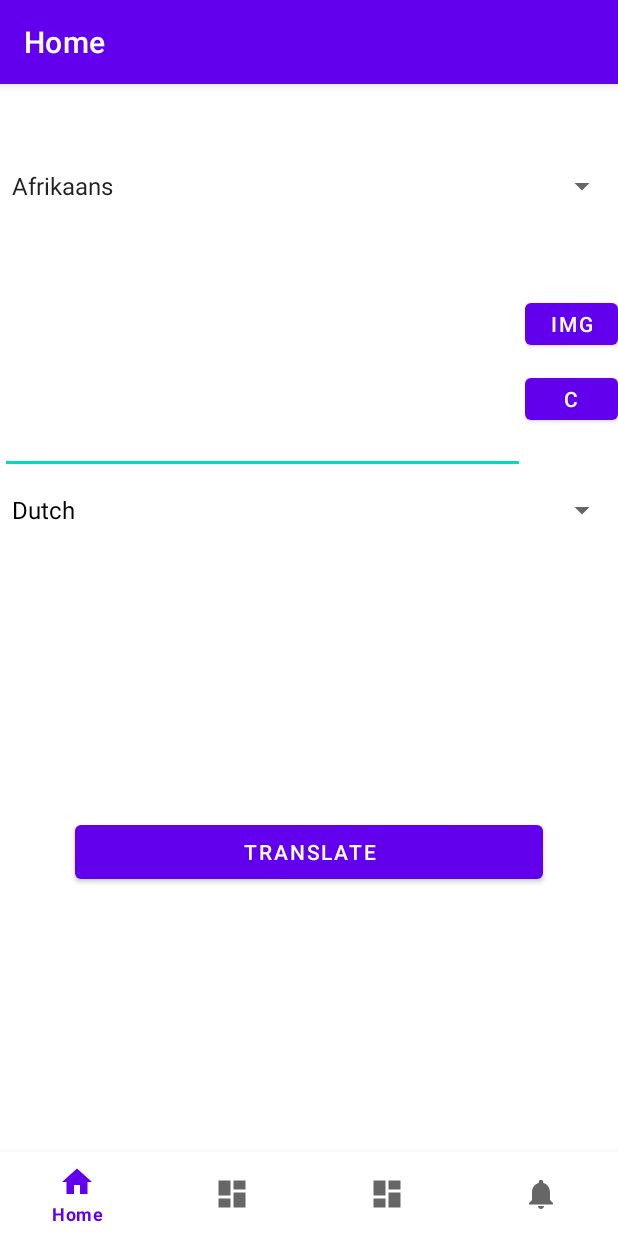
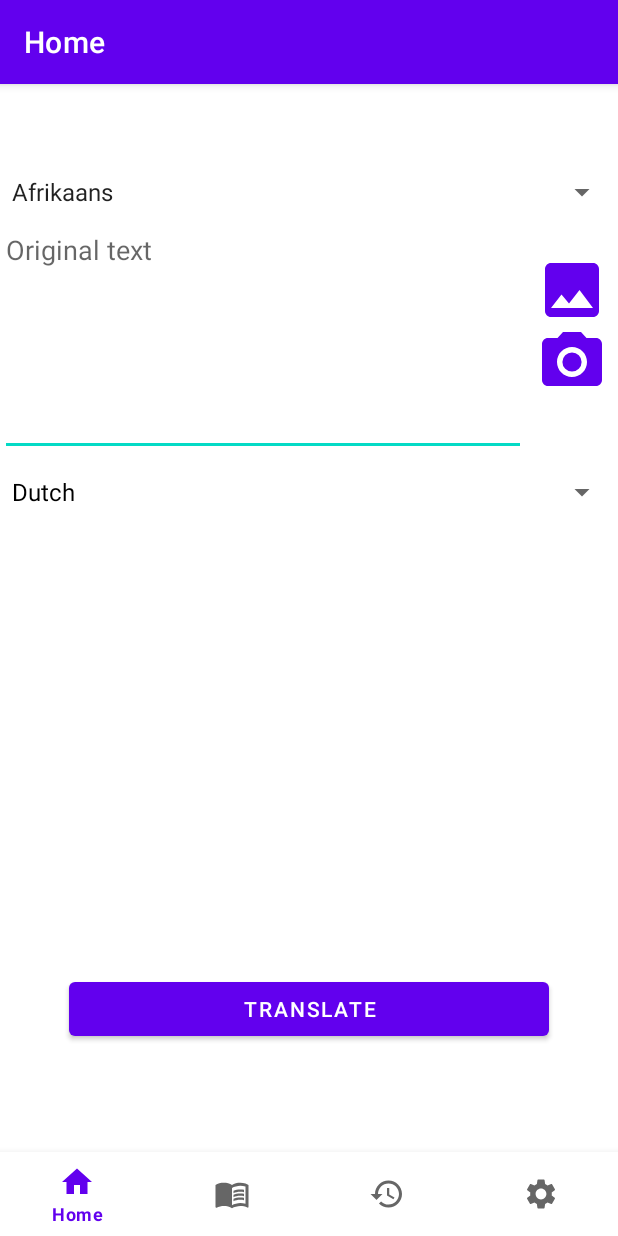
Before and after one commit to joanjerezt/TranslateOCR, an Android app: the screen it shows after launch (MainActivity), on a phone screen of 412 x 824 dp. Run offline under Robolectric (Android 15) with nearby library versions, the phone set to English and light mode, and no system bars; our stand-ins replace navigation-ui.

Commit message:
BUG FIX Millora en la interfície

```diff
--- a/app/src/main/java/edu/uoc/jjerezt/translateocr/runtime/dict/Language.kt
+++ b/app/src/main/java/edu/uoc/jjerezt/translateocr/runtime/dict/Language.kt
@@ -392,7 +392,7 @@
             "English" -> {
                 for (i in itemNames.indices)  // Maximum size of i upto --> Your Array Size
                 {
-                    if (i == 1 || i == 4 || i == 5 || i == 6 || i == 10) dataAdapter.add(itemNames[i])
+                    if (i == 1 || i == 4 || i == 6 || i == 10) dataAdapter.add(itemNames[i])
                 }
             }
             "Esperanto" -> {
--- a/app/src/main/java/edu/uoc/jjerezt/translateocr/ui/home/HomeFragment.kt
+++ b/app/src/main/java/edu/uoc/jjerezt/translateocr/ui/home/HomeFragment.kt
@@ -5,6 +5,7 @@
 import android.graphics.Bitmap
 import android.graphics.BitmapFactory
 import android.net.Uri
+import android.os.Build
 import android.os.Bundle
 import android.os.LocaleList
 import android.os.ParcelFileDescriptor
--- /dev/null
+++ b/app/src/main/res/drawable/baseline_camera_alt_24.xml
@@ -0,0 +1,6 @@
+<vector android:height="24dp" android:tint="#000000"
+    android:viewportHeight="24" android:viewportWidth="24"
+    android:width="24dp" xmlns:android="http://schemas.android.com/apk/res/android">
+    <path android:fillColor="@android:color/white" android:pathData="M12,12m-3.2,0a3.2,3.2 0,1 1,6.4 0a3.2,3.2 0,1 1,-6.4 0"/>
+    <path android:fillColor="@android:color/white" android:pathData="M9,2L7.17,4L4,4c-1.1,0 -2,0.9 -2,2v12c0,1.1 0.9,2 2,2h16c1.1,0 2,-0.9 2,-2L22,6c0,-1.1 -0.9,-2 -2,-2h-3.17L15,2L9,2zM12,17c-2.76,0 -5,-2.24 -5,-5s2.24,-5 5,-5 5,2.24 5,5 -2.24,5 -5,5z"/>
+</vector>
--- /dev/null
+++ b/app/src/main/res/drawable/baseline_history_24.xml
@@ -0,0 +1,5 @@
+<vector android:height="24dp" android:tint="#000000"
+    android:viewportHeight="24" android:viewportWidth="24"
+    android:width="24dp" xmlns:android="http://schemas.android.com/apk/res/android">
+    <path android:fillColor="@android:color/white" android:pathData="M13,3c-4.97,0 -9,4.03 -9,9L1,12l3.89,3.89 0.07,0.14L9,12L6,12c0,-3.87 3.13,-7 7,-7s7,3.13 7,7 -3.13,7 -7,7c-1.93,0 -3.68,-0.79 -4.94,-2.06l-1.42,1.42C8.27,19.99 10.51,21 13,21c4.97,0 9,-4.03 9,-9s-4.03,-9 -9,-9zM12,8v5l4.28,2.54 0.72,-1.21 -3.5,-2.08L13.5,8L12,8z"/>
+</vector>
--- /dev/null
+++ b/app/src/main/res/drawable/baseline_image_24.xml
@@ -0,0 +1,5 @@
+<vector android:height="24dp" android:tint="#000000"
+    android:viewportHeight="24" android:viewportWidth="24"
+    android:width="24dp" xmlns:android="http://schemas.android.com/apk/res/android">
+    <path android:fillColor="@android:color/white" android:pathData="M21,19V5c0,-1.1 -0.9,-2 -2,-2H5c-1.1,0 -2,0.9 -2,2v14c0,1.1 0.9,2 2,2h14c1.1,0 2,-0.9 2,-2zM8.5,13.5l2.5,3.01L14.5,12l4.5,6H5l3.5,-4.5z"/>
+</vector>
--- /dev/null
+++ b/app/src/main/res/drawable/baseline_menu_book_24.xml
@@ -0,0 +1,8 @@
+<vector android:autoMirrored="true" android:height="24dp"
+    android:tint="#000000" android:viewportHeight="24"
+    android:viewportWidth="24" android:width="24dp" xmlns:android="http://schemas.android.com/apk/res/android">
+    <path android:fillColor="@android:color/white" android:pathData="M21,5c-1.11,-0.35 -2.33,-0.5 -3.5,-0.5c-1.95,0 -4.05,0.4 -5.5,1.5c-1.45,-1.1 -3.55,-1.5 -5.5,-1.5S2.45,4.9 1,6v14.65c0,0.25 0.25,0.5 0.5,0.5c0.1,0 0.15,-0.05 0.25,-0.05C3.1,20.45 5.05,20 6.5,20c1.95,0 4.05,0.4 5.5,1.5c1.35,-0.85 3.8,-1.5 5.5,-1.5c1.65,0 3.35,0.3 4.75,1.05c0.1,0.05 0.15,0.05 0.25,0.05c0.25,0 0.5,-0.25 0.5,-0.5V6C22.4,5.55 21.75,5.25 21,5zM21,18.5c-1.1,-0.35 -2.3,-0.5 -3.5,-0.5c-1.7,0 -4.15,0.65 -5.5,1.5V8c1.35,-0.85 3.8,-1.5 5.5,-1.5c1.2,0 2.4,0.15 3.5,0.5V18.5z"/>
+    <path android:fillColor="@android:color/white" android:pathData="M17.5,10.5c0.88,0 1.73,0.09 2.5,0.26V9.24C19.21,9.09 18.36,9 17.5,9c-1.7,0 -3.24,0.29 -4.5,0.83v1.66C14.13,10.85 15.7,10.5 17.5,10.5z"/>
+    <path android:fillColor="@android:color/white" android:pathData="M13,12.49v1.66c1.13,-0.64 2.7,-0.99 4.5,-0.99c0.88,0 1.73,0.09 2.5,0.26V11.9c-0.79,-0.15 -1.64,-0.24 -2.5,-0.24C15.8,11.66 14.26,11.96 13,12.49z"/>
+    <path android:fillColor="@android:color/white" android:pathData="M17.5,14.33c-1.7,0 -3.24,0.29 -4.5,0.83v1.66c1.13,-0.64 2.7,-0.99 4.5,-0.99c0.88,0 1.73,0.09 2.5,0.26v-1.52C19.21,14.41 18.36,14.33 17.5,14.33z"/>
+</vector>
--- /dev/null
+++ b/app/src/main/res/drawable/baseline_settings_24.xml
@@ -0,0 +1,5 @@
+<vector android:height="24dp" android:tint="#000000"
+    android:viewportHeight="24" android:viewportWidth="24"
+    android:width="24dp" xmlns:android="http://schemas.android.com/apk/res/android">
+    <path android:fillColor="@android:color/white" android:pathData="M19.14,12.94c0.04,-0.3 0.06,-0.61 0.06,-0.94c0,-0.32 -0.02,-0.64 -0.07,-0.94l2.03,-1.58c0.18,-0.14 0.23,-0.41 0.12,-0.61l-1.92,-3.32c-0.12,-0.22 -0.37,-0.29 -0.59,-0.22l-2.39,0.96c-0.5,-0.38 -1.03,-0.7 -1.62,-0.94L14.4,2.81c-0.04,-0.24 -0.24,-0.41 -0.48,-0.41h-3.84c-0.24,0 -0.43,0.17 -0.47,0.41L9.25,5.35C8.66,5.59 8.12,5.92 7.63,6.29L5.24,5.33c-0.22,-0.08 -0.47,0 -0.59,0.22L2.74,8.87C2.62,9.08 2.66,9.34 2.86,9.48l2.03,1.58C4.84,11.36 4.8,11.69 4.8,12s0.02,0.64 0.07,0.94l-2.03,1.58c-0.18,0.14 -0.23,0.41 -0.12,0.61l1.92,3.32c0.12,0.22 0.37,0.29 0.59,0.22l2.39,-0.96c0.5,0.38 1.03,0.7 1.62,0.94l0.36,2.54c0.05,0.24 0.24,0.41 0.48,0.41h3.84c0.24,0 0.44,-0.17 0.47,-0.41l0.36,-2.54c0.59,-0.24 1.13,-0.56 1.62,-0.94l2.39,0.96c0.22,0.08 0.47,0 0.59,-0.22l1.92,-3.32c0.12,-0.22 0.07,-0.47 -0.12,-0.61L19.14,12.94zM12,15.6c-1.98,0 -3.6,-1.62 -3.6,-3.6s1.62,-3.6 3.6,-3.6s3.6,1.62 3.6,3.6S13.98,15.6 12,15.6z"/>
+</vector>
--- a/app/src/main/res/drawable/ic_dashboard_black_24dp.xml
+++ /dev/null
@@ -1,9 +0,0 @@
-<vector xmlns:android="http://schemas.android.com/apk/res/android"
-    android:width="24dp"
-    android:height="24dp"
-    android:viewportWidth="24.0"
-    android:viewportHeight="24.0">
-    <path
-        android:fillColor="#FF000000"
-        android:pathData="M3,13h8L11,3L3,3v10zM3,21h8v-6L3,15v6zM13,21h8L21,11h-8v10zM13,3v6h8L21,3h-8z" />
-</vector>
--- a/app/src/main/res/drawable/ic_notifications_black_24dp.xml
+++ /dev/null
@@ -1,9 +0,0 @@
-<vector xmlns:android="http://schemas.android.com/apk/res/android"
-    android:width="24dp"
-    android:height="24dp"
-    android:viewportWidth="24.0"
-    android:viewportHeight="24.0">
-    <path
-        android:fillColor="#FF000000"
-        android:pathData="M12,22c1.1,0 2,-0.9 2,-2h-4c0,1.1 0.89,2 2,2zM18,16v-5c0,-3.07 -1.64,-5.64 -4.5,-6.32L13.5,4c0,-0.83 -0.67,-1.5 -1.5,-1.5s-1.5,0.67 -1.5,1.5v0.68C7.63,5.36 6,7.92 6,11v5l-2,2v1h16v-1l-2,-2z" />
-</vector>
--- a/app/src/main/res/layout/fragment_dictionary.xml
+++ b/app/src/main/res/layout/fragment_dictionary.xml
@@ -2,13 +2,15 @@
 <LinearLayout xmlns:android="http://schemas.android.com/apk/res/android"
     android:layout_width="match_parent"
     android:layout_height="wrap_content"
-    android:orientation="horizontal">
+    android:orientation="horizontal"
+    android:weightSum="4">
 
     <TextView
         android:id="@+id/content_dict"
-        android:layout_width="80pt"
+        android:layout_width="match_parent"
         android:layout_height="wrap_content"
         android:layout_margin="@dimen/text_margin"
+        android:layout_weight="2"
         android:textAppearance="?attr/textAppearanceListItem" />
 
     <Button
@@ -16,5 +18,6 @@
         android:layout_width="match_parent"
         android:layout_height="wrap_content"
         android:layout_margin="@dimen/text_margin"
+        android:layout_weight="2"
         android:text="@string/download" />
 </LinearLayout>
--- a/app/src/main/res/layout/fragment_home.xml
+++ b/app/src/main/res/layout/fragment_home.xml
@@ -10,82 +10,78 @@
         android:layout_height="match_parent"
         android:orientation="vertical"
         tools:layout_editor_absoluteX="1dp"
-        tools:layout_editor_absoluteY="1dp">
+        tools:layout_editor_absoluteY="1dp"
+        android:weightSum="10">
 
         <Spinner
             android:id="@+id/spinner"
             android:layout_width="match_parent"
-            android:layout_height="wrap_content"/>
+            android:layout_height="32dp" />
 
         <LinearLayout
             android:layout_width="match_parent"
             android:layout_height="wrap_content"
-            android:orientation="horizontal">
+            android:orientation="horizontal"
+            android:weightSum="10">
 
             <EditText
-                android:labelFor="@id/editTextTextMultiLine"
                 android:id="@+id/editTextTextMultiLine"
-                android:layout_width="350dp"
-                android:layout_height="180dp"
+                android:layout_height="160dp"
+                android:layout_width="match_parent"
                 android:ems="10"
                 android:gravity="start|top"
                 android:inputType="textMultiLine"
-                android:autofillHints="" />
+                android:hint="@string/original_text"
+                android:importantForAutofill="no"
+                android:layout_weight="1.5" />
 
             <LinearLayout
                 android:layout_width="match_parent"
                 android:layout_height="match_parent"
-                android:orientation="vertical">
+                android:orientation="vertical"
+                android:layout_weight="8.5">
 
                 <Button
                     android:id="@+id/image"
-                    android:layout_width="wrap_content"
-                    android:layout_height="40dp"
-                    android:layout_marginTop="60dp"
-                    android:text="IMG" />
+                    android:layout_width="48dp"
+                    android:layout_height="48dp"
+                    android:layout_marginTop="25dp"
+                    android:layout_gravity="center_horizontal"
+                    android:background="@drawable/baseline_image_24"
+                    android:contentDescription="@string/gallery"/>
 
                 <Button
                     android:id="@+id/camera"
-                    android:layout_width="wrap_content"
-                    android:layout_height="40dp"
-                    android:layout_marginTop="10dp"
-                    android:text="C" />
+                    android:layout_width="48dp"
+                    android:layout_height="48dp"
+                    android:layout_marginTop="0dp"
+                    android:layout_gravity="center_horizontal"
+                    android:background="@drawable/baseline_camera_alt_24"
+                    android:contentDescription="@string/camera"/>
 
             </LinearLayout>
 
         </LinearLayout>
 
-        <LinearLayout
-            android:layout_width="match_parent"
-            android:layout_height="match_parent"
-            android:orientation="vertical">
-
         <Spinner
             android:id="@+id/spinner2"
             android:layout_width="match_parent"
-                android:layout_height="wrap_content" />
-
-            <!-- <TextView
-                android:id="@+id/textView2"
-                android:layout_width="match_parent"
-                android:layout_height="wrap_content"
-                android:text="@string/textview2" /> -->
+            android:layout_height="48dp" />
 
         <TextView
             android:id="@+id/editTextTextMultiLine2"
             android:layout_width="match_parent"
-                android:layout_height="180dp"
+            android:layout_height="0dp"
             android:autofillHints=""
             android:ems="10"
-                android:gravity="start|top"/>
+            android:gravity="start|top"
+            android:layout_weight="7" />
 
         <Button
             android:id="@+id/button"
-                android:layout_width="match_parent"
+            android:layout_width="320dp"
             android:layout_height="wrap_content"
-                android:layout_marginHorizontal="50dp"
+            android:layout_gravity="center_horizontal"
             android:text="@string/translate" />
     </LinearLayout>
-
-    </LinearLayout>
 </androidx.constraintlayout.widget.ConstraintLayout>
--- a/app/src/main/res/menu/bottom_nav_menu.xml
+++ b/app/src/main/res/menu/bottom_nav_menu.xml
@@ -8,17 +8,17 @@
 
     <item
         android:id="@+id/navigation_dictionaries"
-        android:icon="@drawable/ic_dashboard_black_24dp"
+        android:icon="@drawable/baseline_menu_book_24"
         android:title="@string/title_dictionaries" />
 
     <item
         android:id="@+id/navigation_history"
-        android:icon="@drawable/ic_dashboard_black_24dp"
+        android:icon="@drawable/baseline_history_24"
         android:title="@string/title_history" />
 
     <item
         android:id="@+id/navigation_settings"
-        android:icon="@drawable/ic_notifications_black_24dp"
+        android:icon="@drawable/baseline_settings_24"
         android:title="@string/title_settings" />
 
 </menu>
--- a/app/src/main/res/navigation/mobile_navigation.xml
+++ b/app/src/main/res/navigation/mobile_navigation.xml
@@ -27,8 +27,5 @@
         android:id="@+id/navigation_settings"
         android:name="edu.uoc.jjerezt.translateocr.ui.settings.SettingsFragment"
         android:label="@string/title_settings" >
-            <action android:id="@+id/action_go"
-                    app:destination="@id/navigation_dictionaries"
-            />
     </fragment>
 </navigation>
--- a/app/src/main/res/values/strings.xml
+++ b/app/src/main/res/values/strings.xml
@@ -49,4 +49,7 @@
     <string name="copying">Copying</string>
     <string name="extracting">Extracting</string>
     <string name="cache">Delete</string>
+    <string name="camera">Camera</string>
+    <string name="gallery">Gallery</string>
+    <string name="original_text">Original text</string>
 </resources>
```
Lines whose indentation alone changed are shown as unchanged.
